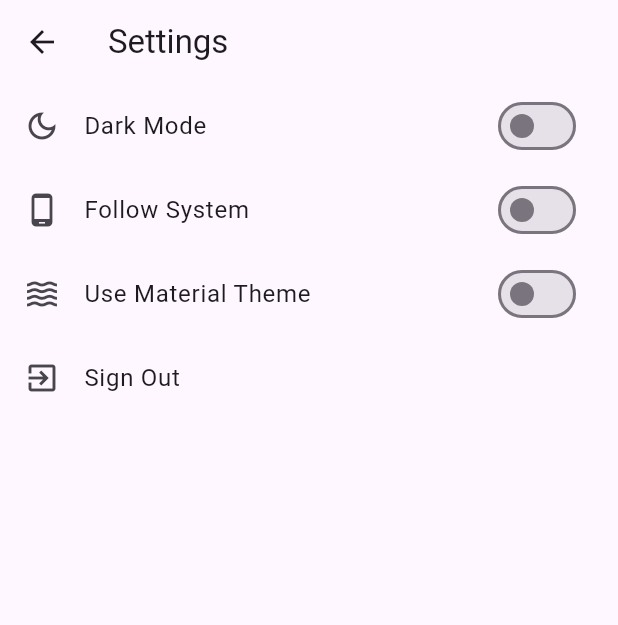
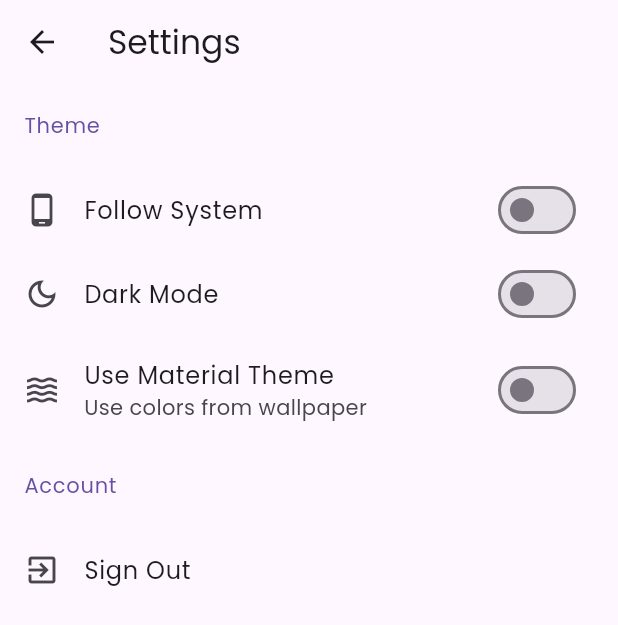
Before and after one commit to chauhan2b/cloud_authenticator, a Flutter app: the SettingsScreen screen opened by its route, on a phone screen of 412 x 824 dp. Shown: the top 625 px of the screen. Run offline on Flutter 3.47's test engine with Material 3 defaults, Android fonts, the phone set to English and light mode, and no system bars; drawn by our look-alikes of dynamic_color; our stand-ins replace auto_route, cloud_firestore, firebase_auth, firebase_core, flutter_riverpod, freezed_annotation and 3 more; missing offline and left inert: mobile_scanner, otp; accounts and stored records are empty; generated files the repository leaves out were written again.

Commit message:
Add system, dark and material theme support

```diff
--- a/lib/screens/settings/settings_screen.dart
+++ b/lib/screens/settings/settings_screen.dart
@@ -1,5 +1,6 @@
 import 'package:auto_route/auto_route.dart';
 import 'package:cloud_authenticator/providers/auth/auth_provider.dart';
+import 'package:cloud_authenticator/providers/theme/theme_provider.dart';
 import 'package:flutter/material.dart';
 import 'package:flutter_riverpod/flutter_riverpod.dart';
 
@@ -9,36 +10,52 @@ class SettingsScreen extends ConsumerWidget {
 
   @override
   Widget build(BuildContext context, WidgetRef ref) {
+    // theme providers
+    final darkTheme = ref.watch(darkThemeProvider).value;
+    final systemTheme = ref.watch(systemThemeProvider).value;
+    final materialTheme = ref.watch(materialThemeProvider).value;
+
     return Scaffold(
       appBar: AppBar(
         title: const Text('Settings'),
       ),
       body: ListView(
         children: [
+          const SettingsHeader(title: 'Theme'),
+          ListTile(
+            leading: const Icon(Icons.phone_android_outlined),
+            title: const Text('Follow System'),
+            trailing: Switch(
+              value: systemTheme == true,
+              onChanged: (_) {
+                ref.read(systemThemeProvider.notifier).toggleTheme();
+              },
+            ),
+          ),
           ListTile(
             leading: const Icon(Icons.dark_mode_outlined),
             title: const Text('Dark Mode'),
             trailing: Switch(
-              value: false,
-              onChanged: (value) {},
-            ),
-          ),
-          ListTile(
-            leading: const Icon(Icons.phone_android_outlined),
-            title: const Text('Follow System'),
-            trailing: Switch(
-              value: false,
-              onChanged: (value) {},
+              value: darkTheme == true,
+              onChanged: systemTheme == true
+                  ? null
+                  : (_) {
+                      ref.read(darkThemeProvider.notifier).toggleTheme();
+                    },
             ),
           ),
           ListTile(
             leading: const Icon(Icons.waves),
             title: const Text('Use Material Theme'),
+            subtitle: const Text('Use colors from wallpaper'),
             trailing: Switch(
-              value: false,
-              onChanged: (value) {},
+              value: materialTheme == true,
+              onChanged: (_) {
+                ref.read(materialThemeProvider.notifier).toggleTheme();
+              },
             ),
           ),
+          const SettingsHeader(title: 'Account'),
           ListTile(
             leading: const Icon(Icons.exit_to_app),
             title: const Text('Sign Out'),
@@ -86,3 +103,20 @@ class SettingsScreen extends ConsumerWidget {
     );
   }
 }
+
+class SettingsHeader extends StatelessWidget {
+  const SettingsHeader({super.key, required this.title});
+
+  final String title;
+
+  @override
+  Widget build(BuildContext context) {
+    return ListTile(
+      title: Text(
+        title,
+        style: TextStyle(
+            color: Theme.of(context).colorScheme.primary, fontSize: 14),
+      ),
+    );
+  }
+}
```
Also changed, not shown: lib/app.dart (+29 -5 lines), lib/providers/theme/app_color_scheme.dart (added, +43 -0 lines), lib/providers/theme/theme_provider.dart (added, +88 -0 lines).
